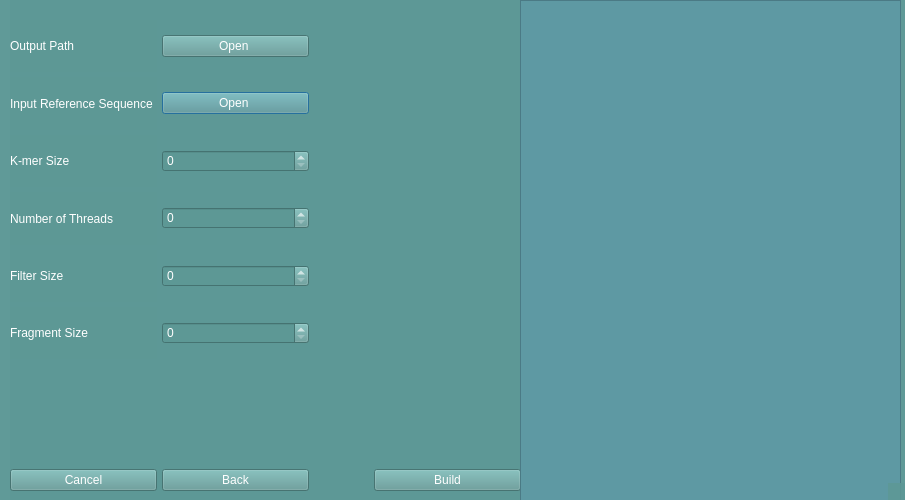
This is src/gui/ibf_mainwindow.ui in JensUweUlrich/ReadBouncer as Qt 5 draws it before an edit. The edited form follows.
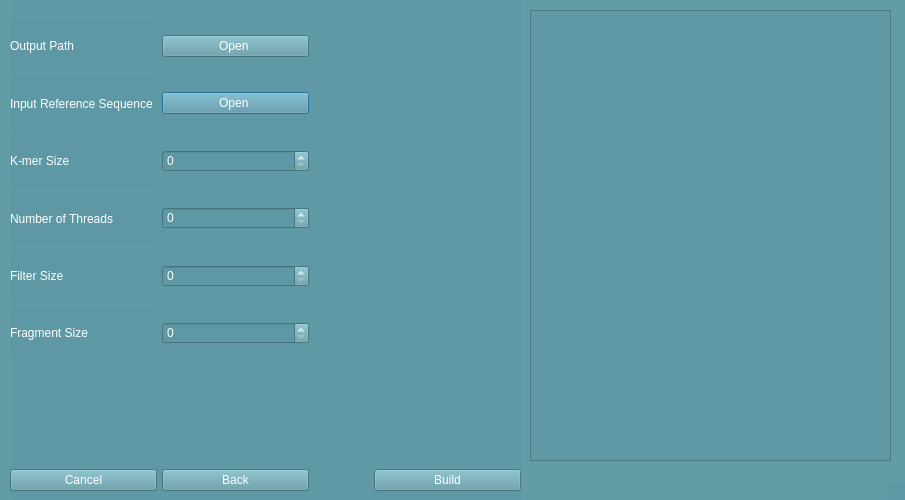
This is the edited form.

Commit message: IBF dialog

Diff of the .ui file:
```diff
--- a/src/gui/ibf_mainwindow.ui
+++ b/src/gui/ibf_mainwindow.ui
@@ -38,7 +38,8 @@
    <bool>false</bool>
   </property>
   <property name="styleSheet">
-   <string notr="true">background-color: rgba(93, 152, 150, 220);</string>
+   <string notr="true">color: rgb(255, 255, 255);
+background-color: rgba(93, 152, 165, 214);</string>
   </property>
   <property name="sizeGripEnabled">
    <bool>true</bool>
@@ -406,19 +407,15 @@
     </item>
    </layout>
   </widget>
-  <widget class="QPlainTextEdit" name="plainTextEdit">
+  <widget class="QTextEdit" name="output_window">
    <property name="geometry">
     <rect>
-     <x>520</x>
-     <y>0</y>
-     <width>381</width>
-     <height>501</height>
+     <x>530</x>
+     <y>10</y>
+     <width>361</width>
+     <height>451</height>
     </rect>
    </property>
-   <property name="styleSheet">
-    <string notr="true">color: rgb(255, 255, 255);
-background-color: rgba(93, 152, 165, 214);</string>
-   </property>
   </widget>
  </widget>
  <resources/>
```
The commit also changes 7 other files.
